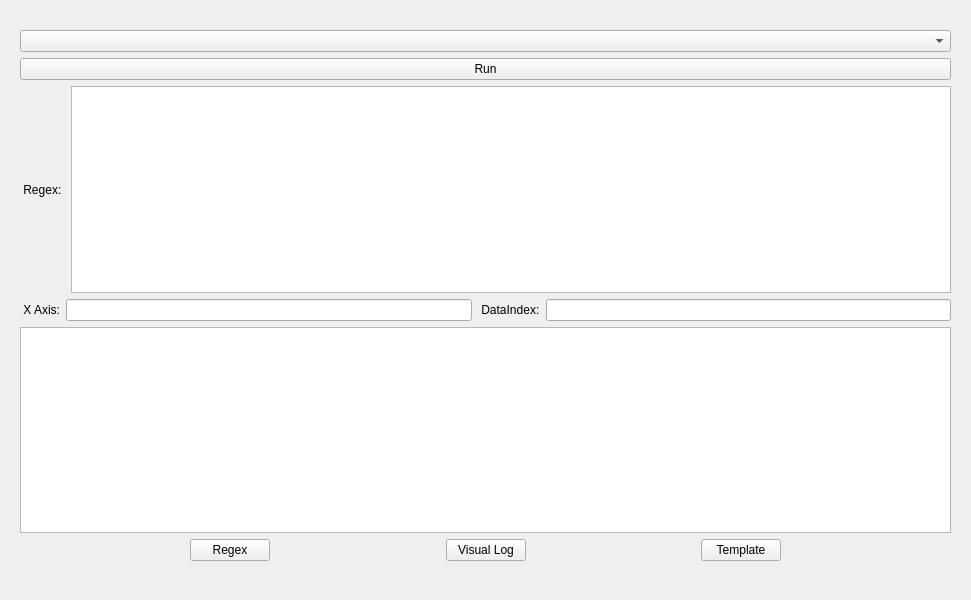
Before: the Qt Designer form src/PluginsPy/MainUI.ui in FolderLevel/PluginsPy, drawn with Qt 5.
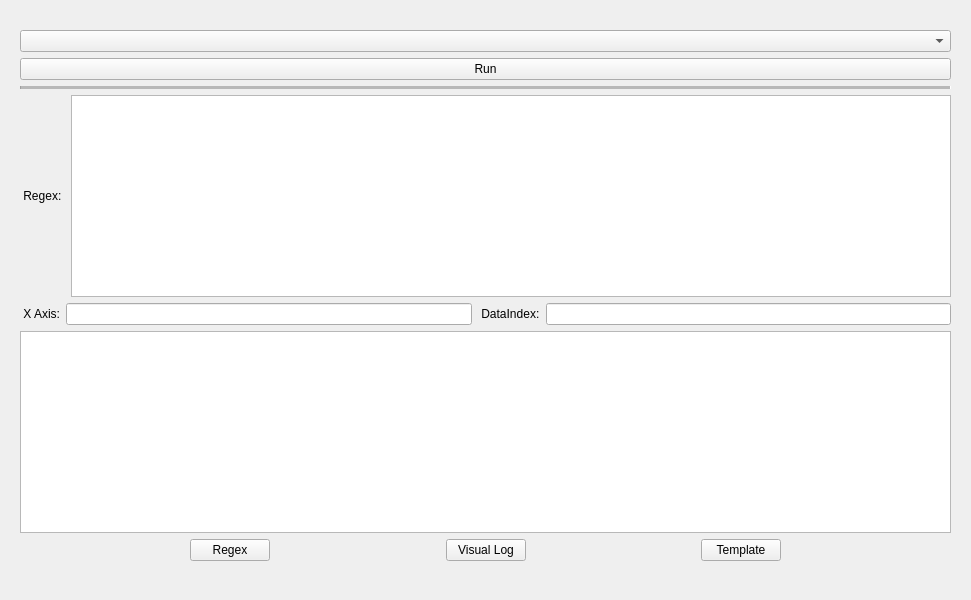
After: the same form once the commit is applied.

Commit message: add horizontal line

The edit to the form file:
```diff
--- a/src/PluginsPy/MainUI.ui
+++ b/src/PluginsPy/MainUI.ui
@@ -37,6 +37,19 @@
        </property>
       </widget>
      </item>
+     <item>
+      <widget class="Line" name="line">
+       <property name="lineWidth">
+        <number>1</number>
+       </property>
+       <property name="midLineWidth">
+        <number>5</number>
+       </property>
+       <property name="orientation">
+        <enum>Qt::Horizontal</enum>
+       </property>
+      </widget>
+     </item>
      <item>
       <layout class="QHBoxLayout" name="horizontalLayout_2">
        <item>
```
The commit also changes 1 other file.
